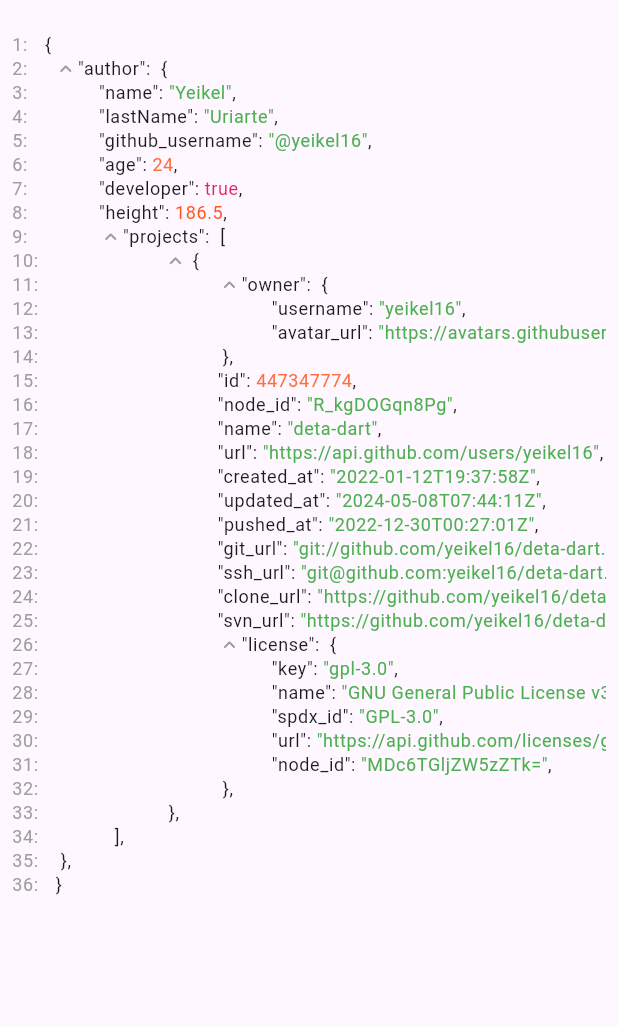
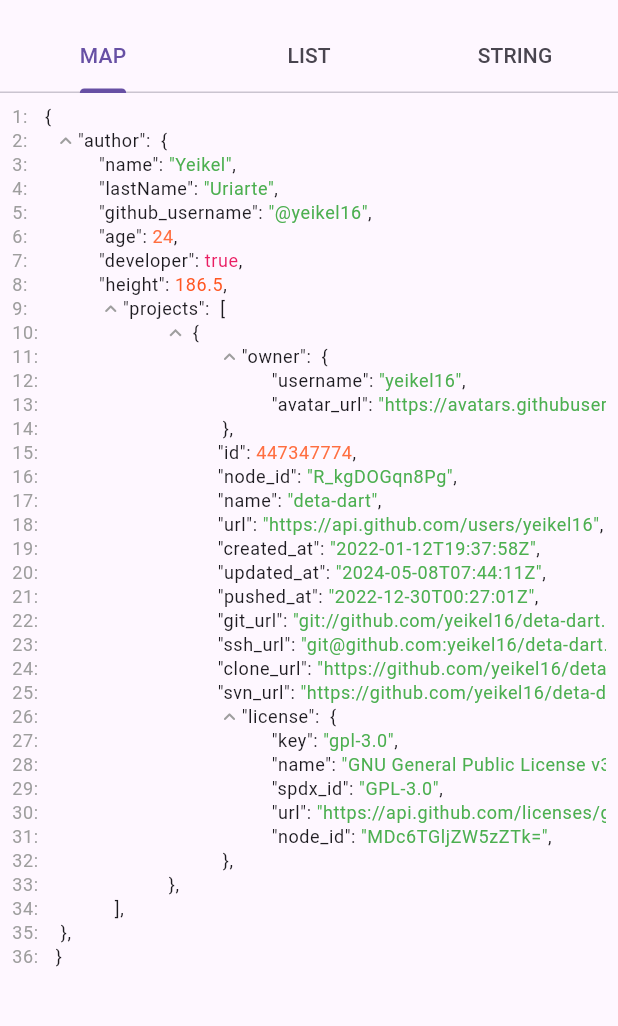
Before and after one commit to yeikel16/interactive_json_preview, a Flutter app: the screen it shows after launch, on a phone screen of 412 x 824 dp, the part 63-1089 px from its top. Run offline on Flutter 3.47's test engine with Material 3 defaults, Android fonts, the phone set to English and light mode, and no system bars.

Commit message:
perf(example): add tabs to show different previews

```diff
--- a/example/lib/main.dart
+++ b/example/lib/main.dart
@@ -8,13 +8,47 @@ class MyApp extends StatelessWidget {
 
   @override
   Widget build(BuildContext context) {
-    return MaterialApp(
+    return const MaterialApp(
       title: 'Material App',
-      home: Scaffold(
+      home: HomePage(),
+    );
+  }
+}
+
+class HomePage extends StatelessWidget {
+  const HomePage({
+    super.key,
+  });
+
+  @override
+  Widget build(BuildContext context) {
+    return DefaultTabController(
+      length: 3,
+      child: Scaffold(
         appBar: AppBar(
           title: const Text('Interactive JSON preview'),
         ),
-        body: InteractiveJsonPreview(data: data),
+        body: Column(
+          children: [
+            const TabBar(tabs: [
+              Tab(
+                text: 'MAP',
+              ),
+              Tab(
+                text: 'LIST',
+              ),
+              Tab(
+                text: 'STRING',
+              ),
+            ]),
+            Expanded(
+                child: TabBarView(children: [
+              InteractiveJsonPreview(data: data),
+              InteractiveJsonPreview(data: [data, data, data]),
+              const InteractiveJsonPreview(data: 'Interactive JSON preview'),
+            ]))
+          ],
+        ),
       ),
     );
   }
```
